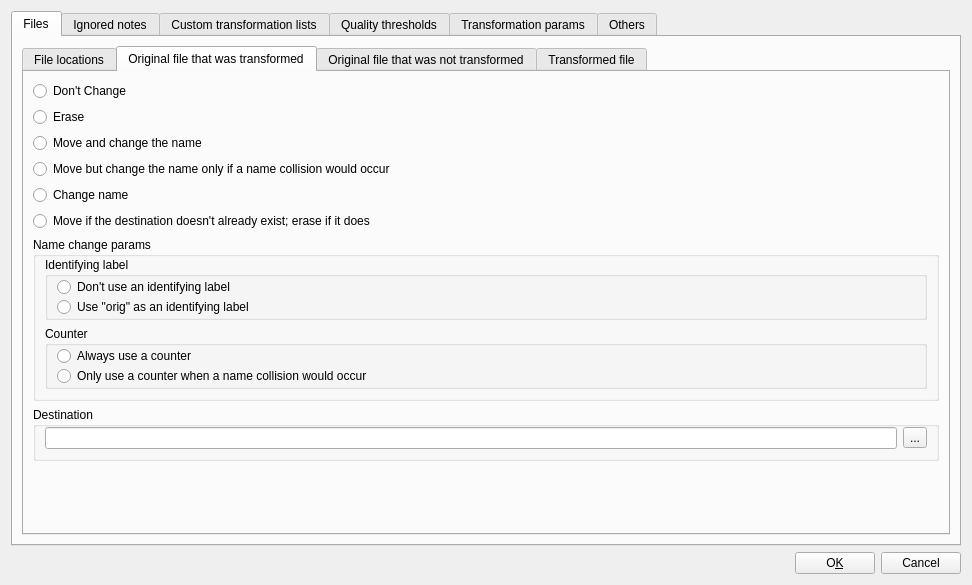
Qt form src/Config.ui (frispete/mp3diags) before a commit.
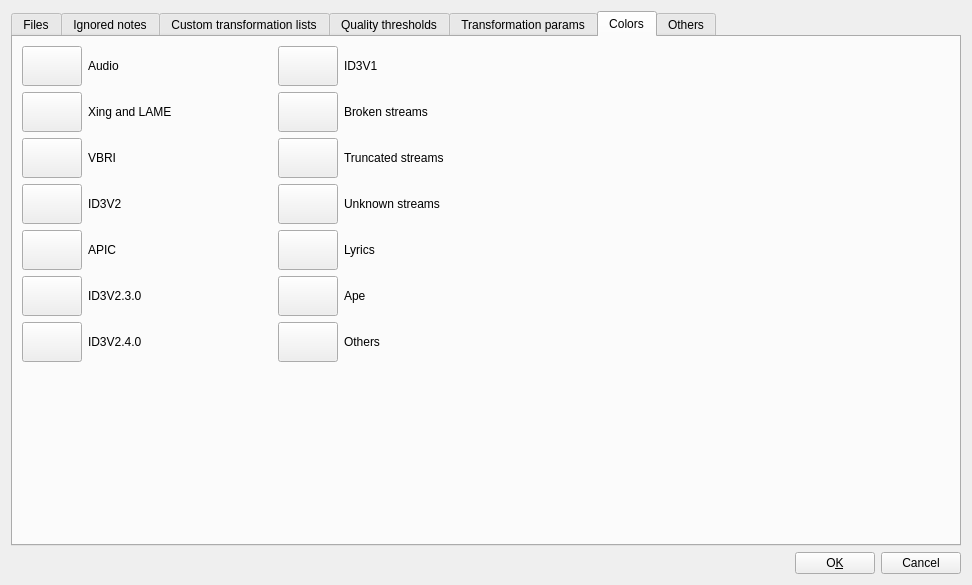
The same form after that commit. The open tabs and pages were chosen to show the change. Icons and pictures are not drawn.

The edit to the form file:
```diff
--- a/src/Config.ui
+++ b/src/Config.ui
@@ -1655,6 +1655,501 @@
        </item>
       </layout>
      </widget>
+     <widget class="QWidget" name="tab_5" >
+      <attribute name="title" >
+       <string>Colors</string>
+      </attribute>
+      <layout class="QVBoxLayout" >
+       <item>
+        <layout class="QHBoxLayout" >
+         <item>
+          <widget class="QWidget" native="1" name="widget_18" >
+           <layout class="QGridLayout" >
+            <property name="leftMargin" >
+             <number>0</number>
+            </property>
+            <property name="topMargin" >
+             <number>0</number>
+            </property>
+            <property name="rightMargin" >
+             <number>0</number>
+            </property>
+            <property name="bottomMargin" >
+             <number>0</number>
+            </property>
+            <item row="0" column="0" >
+             <widget class="QToolButton" name="m_pCol0B" >
+              <property name="minimumSize" >
+               <size>
+                <width>60</width>
+                <height>40</height>
+               </size>
+              </property>
+              <property name="maximumSize" >
+               <size>
+                <width>60</width>
+                <height>40</height>
+               </size>
+              </property>
+              <property name="focusPolicy" >
+               <enum>Qt::NoFocus</enum>
+              </property>
+              <property name="text" >
+               <string/>
+              </property>
+             </widget>
+            </item>
+            <item row="0" column="1" >
+             <widget class="QLabel" name="label_26" >
+              <property name="text" >
+               <string>Audio</string>
+              </property>
+             </widget>
+            </item>
+            <item row="1" column="0" >
+             <widget class="QToolButton" name="m_pCol1B" >
+              <property name="minimumSize" >
+               <size>
+                <width>60</width>
+                <height>40</height>
+               </size>
+              </property>
+              <property name="maximumSize" >
+               <size>
+                <width>60</width>
+                <height>40</height>
+               </size>
+              </property>
+              <property name="focusPolicy" >
+               <enum>Qt::NoFocus</enum>
+              </property>
+              <property name="text" >
+               <string/>
+              </property>
+             </widget>
+            </item>
+            <item row="1" column="1" >
+             <widget class="QLabel" name="label_27" >
+              <property name="text" >
+               <string>Xing and LAME</string>
+              </property>
+             </widget>
+            </item>
+            <item row="2" column="0" >
+             <widget class="QToolButton" name="m_pCol2B" >
+              <property name="minimumSize" >
+               <size>
+                <width>60</width>
+                <height>40</height>
+               </size>
+              </property>
+              <property name="maximumSize" >
+               <size>
+                <width>60</width>
+                <height>40</height>
+               </size>
+              </property>
+              <property name="focusPolicy" >
+               <enum>Qt::NoFocus</enum>
+              </property>
+              <property name="text" >
+               <string/>
+              </property>
+             </widget>
+            </item>
+            <item row="2" column="1" >
+             <widget class="QLabel" name="label_28" >
+              <property name="text" >
+               <string>VBRI</string>
+              </property>
+             </widget>
+            </item>
+            <item row="3" column="0" >
+             <widget class="QToolButton" name="m_pCol3B" >
+              <property name="minimumSize" >
+               <size>
+                <width>60</width>
+                <height>40</height>
+               </size>
+              </property>
+              <property name="maximumSize" >
+               <size>
+                <width>60</width>
+                <height>40</height>
+               </size>
+              </property>
+              <property name="focusPolicy" >
+               <enum>Qt::NoFocus</enum>
+              </property>
+              <property name="text" >
+               <string/>
+              </property>
+             </widget>
+            </item>
+            <item row="3" column="1" >
+             <widget class="QLabel" name="label_29" >
+              <property name="text" >
+               <string>ID3V2</string>
+              </property>
+             </widget>
+            </item>
+            <item row="4" column="0" >
+             <widget class="QToolButton" name="m_pCol4B" >
+              <property name="minimumSize" >
+               <size>
+                <width>60</width>
+                <height>40</height>
+               </size>
+              </property>
+              <property name="maximumSize" >
+               <size>
+                <width>60</width>
+                <height>40</height>
+               </size>
+              </property>
+              <property name="focusPolicy" >
+               <enum>Qt::NoFocus</enum>
+              </property>
+              <property name="text" >
+               <string/>
+              </property>
+             </widget>
+            </item>
+            <item row="4" column="1" >
+             <widget class="QLabel" name="label_30" >
+              <property name="text" >
+               <string>APIC</string>
+              </property>
+             </widget>
+            </item>
+            <item row="5" column="0" >
+             <widget class="QToolButton" name="m_pCol5B" >
+              <property name="minimumSize" >
+               <size>
+                <width>60</width>
+                <height>40</height>
+               </size>
+              </property>
+              <property name="maximumSize" >
+               <size>
+                <width>60</width>
+                <height>40</height>
+               </size>
+              </property>
+              <property name="focusPolicy" >
+               <enum>Qt::NoFocus</enum>
+              </property>
+              <property name="text" >
+               <string/>
+              </property>
+             </widget>
+            </item>
+            <item row="5" column="1" >
+             <widget class="QLabel" name="label_31" >
+              <property name="text" >
+               <string>ID3V2.3.0</string>
+              </property>
+             </widget>
+            </item>
+            <item row="6" column="0" >
+             <widget class="QToolButton" name="m_pCol6B" >
+              <property name="minimumSize" >
+               <size>
+                <width>60</width>
+                <height>40</height>
+               </size>
+              </property>
+              <property name="maximumSize" >
+               <size>
+                <width>60</width>
+                <height>40</height>
+               </size>
+              </property>
+              <property name="focusPolicy" >
+               <enum>Qt::NoFocus</enum>
+              </property>
+              <property name="text" >
+               <string/>
+              </property>
+             </widget>
+            </item>
+            <item row="6" column="1" >
+             <widget class="QLabel" name="label_32" >
+              <property name="text" >
+               <string>ID3V2.4.0</string>
+              </property>
+             </widget>
+            </item>
+           </layout>
+          </widget>
+         </item>
+         <item>
+          <spacer>
+           <property name="orientation" >
+            <enum>Qt::Horizontal</enum>
+           </property>
+           <property name="sizeType" >
+            <enum>QSizePolicy::Fixed</enum>
+           </property>
+           <property name="sizeHint" >
+            <size>
+             <width>100</width>
+             <height>20</height>
+            </size>
+           </property>
+          </spacer>
+         </item>
+         <item>
+          <widget class="QWidget" native="1" name="widget_24" >
+           <layout class="QGridLayout" >
+            <property name="leftMargin" >
+             <number>0</number>
+            </property>
+            <property name="topMargin" >
+             <number>0</number>
+            </property>
+            <property name="rightMargin" >
+             <number>0</number>
+            </property>
+            <property name="bottomMargin" >
+             <number>0</number>
+            </property>
+            <item row="0" column="0" >
+             <widget class="QToolButton" name="m_pCol7B" >
+              <property name="minimumSize" >
+               <size>
+                <width>60</width>
+                <height>40</height>
+               </size>
+              </property>
+              <property name="maximumSize" >
+               <size>
+                <width>60</width>
+                <height>40</height>
+               </size>
+              </property>
+              <property name="focusPolicy" >
+               <enum>Qt::NoFocus</enum>
+              </property>
+              <property name="text" >
+               <string/>
+              </property>
+             </widget>
+            </item>
+            <item row="0" column="1" >
+             <widget class="QLabel" name="label_20" >
+              <property name="text" >
+               <string>ID3V1</string>
+              </property>
+             </widget>
+            </item>
+            <item row="1" column="0" >
+             <widget class="QToolButton" name="m_pCol8B" >
+              <property name="minimumSize" >
+               <size>
+                <width>60</width>
+                <height>40</height>
+               </size>
+              </property>
+              <property name="maximumSize" >
+               <size>
+                <width>60</width>
+                <height>40</height>
+               </size>
+              </property>
+              <property name="focusPolicy" >
+               <enum>Qt::NoFocus</enum>
+              </property>
+              <property name="text" >
+               <string/>
+              </property>
+             </widget>
+            </item>
+            <item row="1" column="1" >
+             <widget class="QLabel" name="label_21" >
+              <property name="text" >
+               <string>Broken streams</string>
+              </property>
+             </widget>
+            </item>
+            <item row="2" column="0" >
+             <widget class="QToolButton" name="m_pCol9B" >
+              <property name="minimumSize" >
+               <size>
+                <width>60</width>
+                <height>40</height>
+               </size>
+              </property>
+              <property name="maximumSize" >
+               <size>
+                <width>60</width>
+                <height>40</height>
+               </size>
+              </property>
+              <property name="focusPolicy" >
+               <enum>Qt::NoFocus</enum>
+              </property>
+              <property name="text" >
+               <string/>
+              </property>
+             </widget>
+            </item>
+            <item row="2" column="1" >
+             <widget class="QLabel" name="label_22" >
+              <property name="text" >
+               <string>Truncated streams</string>
+              </property>
+             </widget>
+            </item>
+            <item row="3" column="0" >
+             <widget class="QToolButton" name="m_pCol10B" >
+              <property name="minimumSize" >
+               <size>
+                <width>60</width>
+                <height>40</height>
+               </size>
+              </property>
+              <property name="maximumSize" >
+               <size>
+                <width>60</width>
+                <height>40</height>
+               </size>
+              </property>
+              <property name="focusPolicy" >
+               <enum>Qt::NoFocus</enum>
+              </property>
+              <property name="text" >
+               <string/>
+              </property>
+             </widget>
+            </item>
+            <item row="3" column="1" >
+             <widget class="QLabel" name="label_23" >
+              <property name="text" >
+               <string>Unknown streams</string>
+              </property>
+             </widget>
+            </item>
+            <item row="4" column="0" >
+             <widget class="QToolButton" name="m_pCol11B" >
+              <property name="minimumSize" >
+               <size>
+                <width>60</width>
+                <height>40</height>
+               </size>
+              </property>
+              <property name="maximumSize" >
+               <size>
+                <width>60</width>
+                <height>40</height>
+               </size>
+              </property>
+              <property name="focusPolicy" >
+               <enum>Qt::NoFocus</enum>
+              </property>
+              <property name="text" >
+               <string/>
+              </property>
+             </widget>
+            </item>
+            <item row="4" column="1" >
+             <widget class="QLabel" name="label_24" >
+              <property name="text" >
+               <string>Lyrics</string>
+              </property>
+             </widget>
+            </item>
+            <item row="5" column="0" >
+             <widget class="QToolButton" name="m_pCol12B" >
+              <property name="minimumSize" >
+               <size>
+                <width>60</width>
+                <height>40</height>
+               </size>
+              </property>
+              <property name="maximumSize" >
+               <size>
+                <width>60</width>
+                <height>40</height>
+               </size>
+              </property>
+              <property name="focusPolicy" >
+               <enum>Qt::NoFocus</enum>
+              </property>
+              <property name="text" >
+               <string/>
+              </property>
+             </widget>
+            </item>
+            <item row="5" column="1" >
+             <widget class="QLabel" name="label_25" >
+              <property name="text" >
+               <string>Ape</string>
+              </property>
+             </widget>
+            </item>
+            <item row="6" column="0" >
+             <widget class="QToolButton" name="m_pCol13B" >
+              <property name="minimumSize" >
+               <size>
+                <width>60</width>
+                <height>40</height>
+               </size>
+              </property>
+              <property name="maximumSize" >
+               <size>
+                <width>60</width>
+                <height>40</height>
+               </size>
+              </property>
+              <property name="focusPolicy" >
+               <enum>Qt::NoFocus</enum>
+              </property>
+              <property name="text" >
+               <string/>
+              </property>
+             </widget>
+            </item>
+            <item row="6" column="1" >
+             <widget class="QLabel" name="label_19" >
+              <property name="text" >
+               <string>Others</string>
+              </property>
+             </widget>
+            </item>
+           </layout>
+          </widget>
+         </item>
+         <item>
+          <spacer>
+           <property name="orientation" >
+            <enum>Qt::Horizontal</enum>
+           </property>
+           <property name="sizeHint" >
+            <size>
+             <width>171</width>
+             <height>20</height>
+            </size>
+           </property>
+          </spacer>
+         </item>
+        </layout>
+       </item>
+       <item>
+        <spacer>
+         <property name="orientation" >
+          <enum>Qt::Vertical</enum>
+         </property>
+         <property name="sizeHint" >
+          <size>
+           <width>20</width>
+           <height>131</height>
+          </size>
+         </property>
+        </spacer>
+       </item>
+      </layout>
+     </widget>
      <widget class="QWidget" name="m_pOthersW" >
       <attribute name="title" >
        <string>Others</string>
```
Left out of the diff: 14 changed lines with no effect on the pictures.
